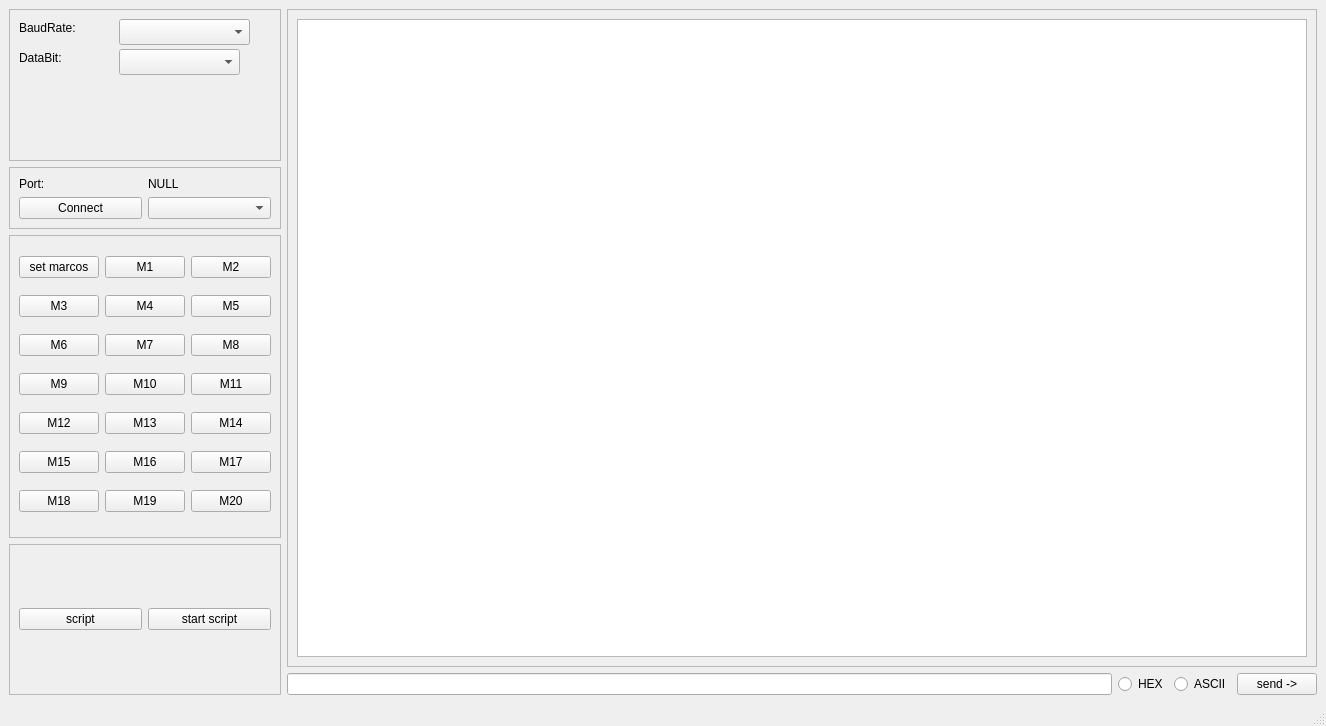
This is SerialTerminal/mainwindow.ui in Keivbyte/tools as Qt 5 draws it before an edit. The edited form follows.
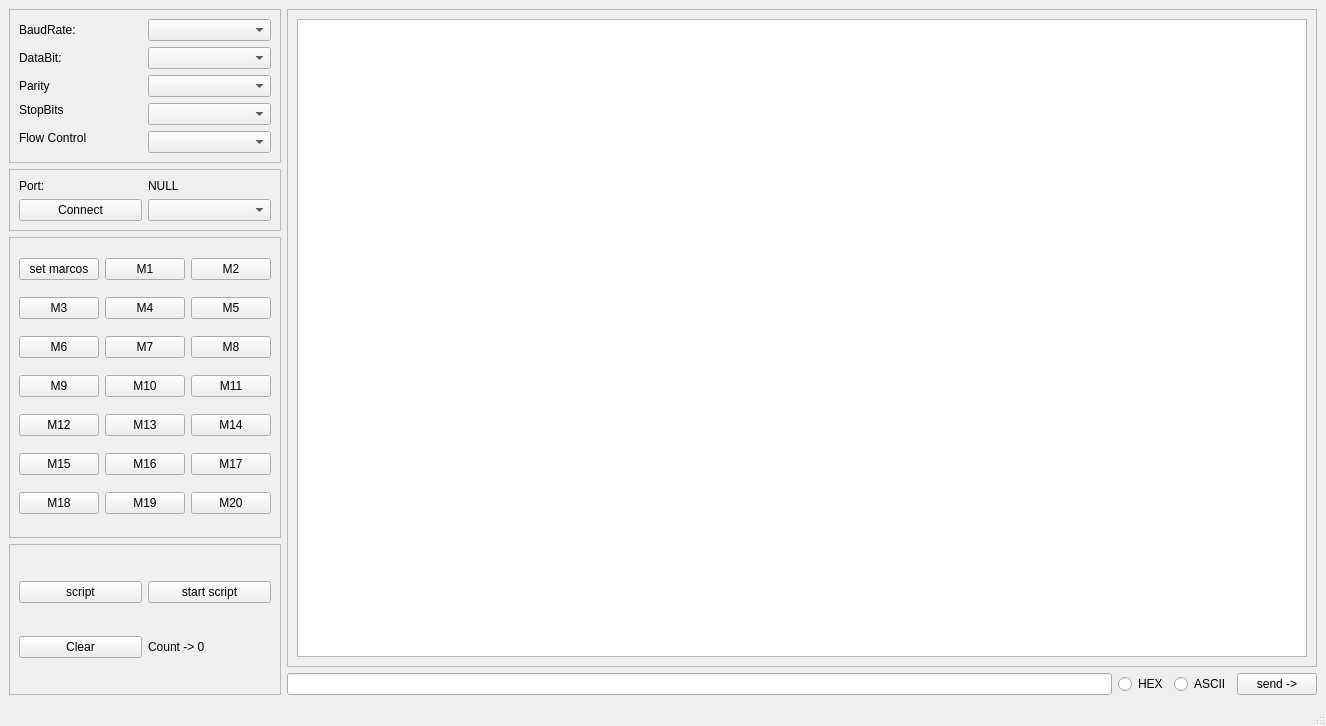
This is the edited form.

Commit message: create macros button

The edit to the form file:
```diff
--- a/SerialTerminal/mainwindow.ui
+++ b/SerialTerminal/mainwindow.ui
@@ -27,52 +27,58 @@
           <property name="frameShadow">
            <enum>QFrame::Raised</enum>
           </property>
-          <widget class="QComboBox" name="comboBox_baudrate">
-           <property name="geometry">
-            <rect>
-             <x>110</x>
-             <y>10</y>
-             <width>131</width>
-             <height>26</height>
-            </rect>
-           </property>
-          </widget>
-          <widget class="QLabel" name="label_2">
-           <property name="geometry">
-            <rect>
-             <x>10</x>
-             <y>10</y>
-             <width>81</width>
-             <height>18</height>
-            </rect>
-           </property>
-           <property name="text">
-            <string>BaudRate:</string>
-           </property>
-          </widget>
-          <widget class="QLabel" name="label_3">
-           <property name="geometry">
-            <rect>
-             <x>10</x>
-             <y>40</y>
-             <width>66</width>
-             <height>18</height>
-            </rect>
-           </property>
-           <property name="text">
-            <string>DataBit:</string>
-           </property>
-          </widget>
-          <widget class="QComboBox" name="comboBox">
-           <property name="geometry">
-            <rect>
-             <x>110</x>
-             <y>40</y>
-             <width>121</width>
-             <height>26</height>
-            </rect>
-           </property>
-          </widget>
+          <layout class="QGridLayout" name="gridLayout_6">
+           <item row="0" column="0">
+            <widget class="QLabel" name="label_2">
+             <property name="text">
+              <string>BaudRate:</string>
+             </property>
+            </widget>
+           </item>
+           <item row="0" column="1">
+            <widget class="QComboBox" name="comboBox_baudrate"/>
+           </item>
+           <item row="1" column="0">
+            <widget class="QLabel" name="label_3">
+             <property name="text">
+              <string>DataBit:</string>
+             </property>
+            </widget>
+           </item>
+           <item row="1" column="1">
+            <widget class="QComboBox" name="comboBox_databits"/>
+           </item>
+           <item row="2" column="0">
+            <widget class="QLabel" name="label_4">
+             <property name="text">
+              <string>Parity</string>
+             </property>
+            </widget>
+           </item>
+           <item row="2" column="1">
+            <widget class="QComboBox" name="comboBox_parity"/>
+           </item>
+           <item row="3" column="0">
+            <widget class="QLabel" name="label_5">
+             <property name="text">
+              <string>StopBits</string>
+             </property>
+            </widget>
+           </item>
+           <item row="3" column="1" rowspan="2">
+            <widget class="QComboBox" name="comboBox_stopbits"/>
+           </item>
+           <item row="4" column="0" rowspan="2">
+            <widget class="QLabel" name="label_6">
+             <property name="text">
+              <string>Flow Control</string>
+             </property>
+            </widget>
+           </item>
+           <item row="5" column="1">
+            <widget class="QComboBox" name="comboBox_flowControl"/>
+           </item>
+          </layout>
          </widget>
         </item>
         <item>
@@ -121,147 +127,147 @@
           </property>
           <layout class="QGridLayout" name="gridLayout_3">
            <item row="0" column="1">
-            <widget class="QPushButton" name="pushButton_2">
+            <widget class="QPushButton" name="btn_setmacros">
              <property name="text">
               <string>set marcos</string>
              </property>
             </widget>
            </item>
            <item row="2" column="1">
-            <widget class="QPushButton" name="pushButton_8">
+            <widget class="QPushButton" name="macroButton6">
              <property name="text">
               <string>M6</string>
              </property>
             </widget>
            </item>
            <item row="1" column="1">
-            <widget class="QPushButton" name="pushButton_6">
+            <widget class="QPushButton" name="macroButton3">
              <property name="text">
               <string>M3</string>
              </property>
             </widget>
            </item>
            <item row="0" column="4">
-            <widget class="QPushButton" name="pushButton_4">
+            <widget class="QPushButton" name="macroButton2">
              <property name="text">
               <string>M2</string>
              </property>
             </widget>
            </item>
            <item row="1" column="4">
-            <widget class="QPushButton" name="pushButton_7">
+            <widget class="QPushButton" name="macroButton5">
              <property name="text">
               <string>M5</string>
              </property>
             </widget>
            </item>
            <item row="2" column="4">
-            <widget class="QPushButton" name="pushButton_10">
+            <widget class="QPushButton" name="macroButton8">
              <property name="text">
               <string>M8</string>
              </property>
             </widget>
            </item>
            <item row="3" column="4">
-            <widget class="QPushButton" name="pushButton_14">
+            <widget class="QPushButton" name="macroButton11">
              <property name="text">
               <string>M11</string>
              </property>
             </widget>
            </item>
            <item row="4" column="4">
-            <widget class="QPushButton" name="pushButton_12">
+            <widget class="QPushButton" name="macroButton14">
              <property name="text">
               <string>M14</string>
              </property>
             </widget>
            </item>
            <item row="3" column="1">
-            <widget class="QPushButton" name="pushButton_11">
+            <widget class="QPushButton" name="macroButton9">
              <property name="text">
               <string>M9</string>
              </property>
             </widget>
            </item>
            <item row="4" column="1">
-            <widget class="QPushButton" name="pushButton_16">
+            <widget class="QPushButton" name="macroButton12">
              <property name="text">
               <string>M12</string>
              </property>
             </widget>
            </item>
            <item row="0" column="3">
-            <widget class="QPushButton" name="pushButton_3">
+            <widget class="QPushButton" name="macroButton1">
              <property name="text">
               <string>M1</string>
              </property>
             </widget>
            </item>
            <item row="3" column="3">
-            <widget class="QPushButton" name="pushButton_13">
+            <widget class="QPushButton" name="macroButton10">
              <property name="text">
               <string>M10</string>
              </property>
             </widget>
            </item>
            <item row="2" column="3">
-            <widget class="QPushButton" name="pushButton_9">
+            <widget class="QPushButton" name="macroButton7">
              <property name="text">
               <string>M7</string>
              </property>
             </widget>
            </item>
            <item row="4" column="3">
-            <widget class="QPushButton" name="pushButton_18">
+            <widget class="QPushButton" name="macroButton13">
              <property name="text">
               <string>M13</string>
              </property>
             </widget>
            </item>
            <item row="1" column="3">
-            <widget class="QPushButton" name="pushButton_5">
+            <widget class="QPushButton" name="macroButton4">
              <property name="text">
               <string>M4</string>
              </property>
             </widget>
            </item>
            <item row="5" column="1">
-            <widget class="QPushButton" name="pushButton_19">
+            <widget class="QPushButton" name="macroButton15">
              <property name="text">
               <string>M15</string>
              </property>
             </widget>
            </item>
            <item row="5" column="3">
-            <widget class="QPushButton" name="pushButton_17">
+            <widget class="QPushButton" name="macroButton16">
              <property name="text">
               <string>M16</string>
              </property>
             </widget>
            </item>
            <item row="5" column="4">
-            <widget class="QPushButton" name="pushButton_15">
+            <widget class="QPushButton" name="macroButton17">
              <property name="text">
               <string>M17</string>
              </property>
             </widget>
            </item>
            <item row="6" column="1">
-            <widget class="QPushButton" name="pushButton_20">
+            <widget class="QPushButton" name="macroButton18">
              <property name="text">
               <string>M18</string>
              </property>
             </widget>
            </item>
            <item row="6" column="3">
-            <widget class="QPushButton" name="pushButton_21">
+            <widget class="QPushButton" name="macroButton19">
              <property name="text">
               <string>M19</string>
              </property>
             </widget>
            </item>
            <item row="6" column="4">
-            <widget class="QPushButton" name="pushButton_22">
+            <widget class="QPushButton" name="macroButton20">
              <property name="text">
               <string>M20</string>
              </property>
@@ -279,13 +285,6 @@
            <enum>QFrame::Raised</enum>
           </property>
           <layout class="QGridLayout" name="gridLayout_4">
-           <item row="0" column="1">
-            <widget class="QPushButton" name="pushButton_24">
-             <property name="text">
-              <string>start script</string>
-             </property>
-            </widget>
-           </item>
            <item row="0" column="0">
             <widget class="QPushButton" name="pushButton_23">
              <property name="text">
@@ -293,6 +292,27 @@
              </property>
             </widget>
            </item>
+           <item row="0" column="1">
+            <widget class="QPushButton" name="pushButton_24">
+             <property name="text">
+              <string>start script</string>
+             </property>
+            </widget>
+           </item>
+           <item row="1" column="0">
+            <widget class="QPushButton" name="btn_clear">
+             <property name="text">
+              <string>Clear</string>
+             </property>
+            </widget>
+           </item>
+           <item row="1" column="1">
+            <widget class="QLabel" name="le_counter">
+             <property name="text">
+              <string>Count -&gt; 0</string>
+             </property>
+            </widget>
+           </item>
           </layout>
          </widget>
         </item>
@@ -315,7 +335,7 @@
             </rect>
            </property>
            <layout class="QGridLayout" name="gridLayout_2">
-            <item row="1" column="0">
+            <item row="0" column="0">
              <widget class="QTextBrowser" name="textBrowser_command"/>
             </item>
            </layout>
```
The commit also changes 7 other files.
